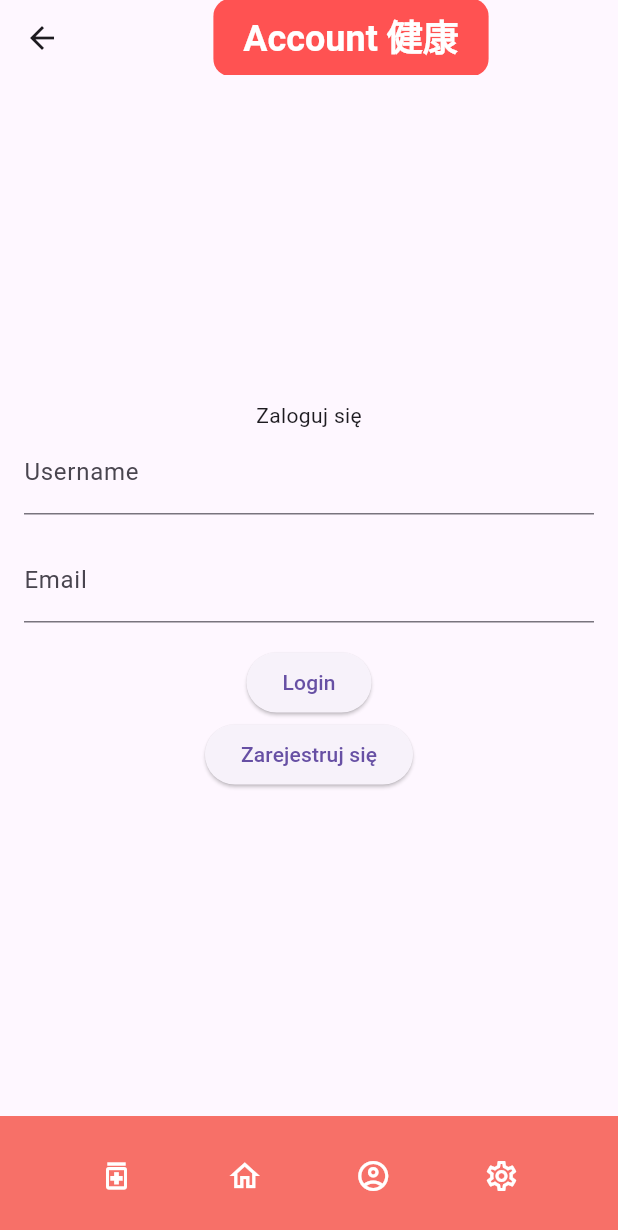
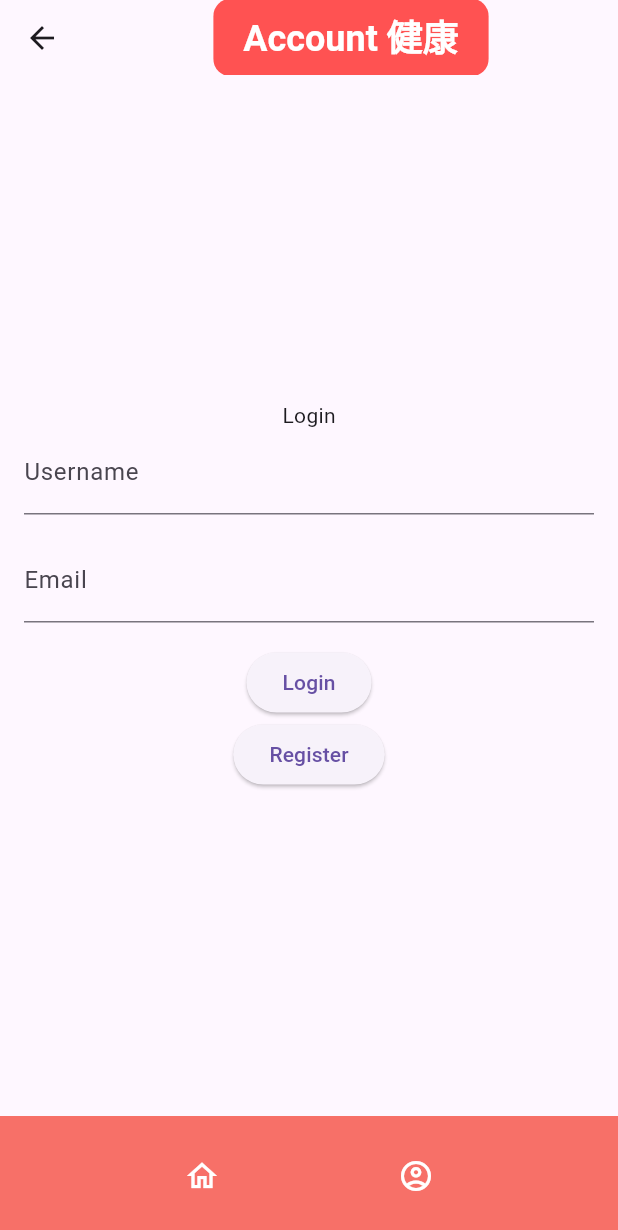
Before and after one commit to s25940-pj/kenko, a Flutter app: the AccountScreen screen opened by its route, on a phone screen of 412 x 824 dp. Shown: the top 1230 px of the screen. Run offline on Flutter 3.47's test engine with Material 3 defaults, Android fonts, the phone set to English and light mode, and no system bars; our stand-ins replace bloc, cloud_firestore, equatable, firebase_core, flutter_bloc, flutter_local_notifications and 3 more; accounts and stored records are empty; Roboto replaces fonts that are missing (Avenir).

Commit message:
Final changes.

```diff
--- a/lib/config/app_router.dart
+++ b/lib/config/app_router.dart
@@ -6,12 +6,8 @@ class AppRouter {
     switch (settings.name) {
       case RemindersScreen.routeName:
         return RemindersScreen.route();
-      case MedicationsScreen.routeName:
-        return MedicationsScreen.route();
       case AccountScreen.routeName:
         return AccountScreen.route();
-      case SettingsScreen.routeName:
-        return SettingsScreen.route();
       case NewReminderScreen.routeName:
         return NewReminderScreen.route();
 
--- a/lib/models/reminder.dart
+++ b/lib/models/reminder.dart
@@ -8,13 +8,15 @@ class Reminder extends Equatable {
   final TimeOfDay time;
   final DateTimeRange dateTimeRange;
   final int dosage;
+  final String userId;
 
   const Reminder(
       {required this.id,
       required this.medicationId,
       required this.time,
       required this.dateTimeRange,
-      required this.dosage});
+      required this.dosage,
+      required this.userId});
 
   @override
   List<Object> get props => [id, medicationId, time];
@@ -28,6 +30,7 @@ class Reminder extends Equatable {
           start: _createDateFromString(snap['dateTimeRange']['start']),
           end: _createDateFromString(snap['dateTimeRange']['end'])),
       dosage: snap['dosage'],
+      userId: snap['userId'],
     );
   }
 
@@ -40,6 +43,7 @@ class Reminder extends Equatable {
         'end': _createDateStringFromDateTime(dateTimeRange.end),
       },
       'dosage': dosage,
+      'userId': userId,
     };
   }
 
--- a/lib/screens/account/account_screen.dart
+++ b/lib/screens/account/account_screen.dart
@@ -11,7 +11,7 @@ class AccountScreen extends StatefulWidget {
   @override
   State<AccountScreen> createState() => _AccountScreenState();
 
-  static Route route()  {
+  static Route route() {
     return MaterialPageRoute(
       settings: const RouteSettings(name: routeName),
       builder: (_) => const AccountScreen(),
@@ -34,26 +34,30 @@ class _AccountScreenState extends State<AccountScreen> {
     fetUserIdFromSharedPreferences();
     fetchDataFromFirebase();
   }
-  Future<void> initStateAsync() async{
+
+  Future<void> initStateAsync() async {
     await fetUserIdFromSharedPreferences();
     await fetchDataFromFirebase();
   }
+
   @override
   Widget build(BuildContext context) {
     return Scaffold(
-        appBar: KenkoAppBar(title: 'Account'),
-        bottomNavigationBar: KenkoNavBar(),
+      appBar: const KenkoAppBar(title: 'Account'),
+      bottomNavigationBar: const KenkoNavBar(),
       body: Padding(
         padding: const EdgeInsets.all(16.0),
-          child: userId.isEmpty || userId=='0'
+        child: userId.isEmpty || userId == '0'
             ? buildLoginScreen()
-              : BuildeLoggedInScreen(),
+            : BuildLoggedInScreen(),
       ),
     );
   }
+
   Future<void> fetchDataFromFirebase() async {
-    if(userId.isNotEmpty && userId !='0'){
-      final DocumentReference userDocRef = FirebaseFirestore.instance.collection('users').doc(userId);
+    if (userId.isNotEmpty && userId != '0') {
+      final DocumentReference userDocRef =
+          FirebaseFirestore.instance.collection('users').doc(userId);
       try {
         DocumentSnapshot documentSnapshot = await userDocRef.get();
         if (documentSnapshot.exists) {
@@ -61,7 +65,7 @@ class _AccountScreenState extends State<AccountScreen> {
             userName = documentSnapshot['name'];
             userEmail = documentSnapshot['mail'];
           });
-          print('UserId from Firestore: $userId'); // Dodaj ten wypis
+          print('UserId from Firestore: $userId');
         } else {
           print("doc not exist");
         }
@@ -70,74 +74,80 @@ class _AccountScreenState extends State<AccountScreen> {
       }
     }
   }
+
   Widget buildLoginScreen() {
-    if(isNotRegisterVisible){
+    if (isNotRegisterVisible) {
       return Column(
         mainAxisAlignment: MainAxisAlignment.center,
         children: [
-          Text("Zaloguj się"),
+          const Text("Login"),
           TextField(
             controller: userNameController,
-            decoration: InputDecoration(labelText: "Username"),
+            decoration: const InputDecoration(labelText: "Username"),
           ),
-          SizedBox(height: 16),
+          const SizedBox(height: 16),
           TextField(
             controller: usermailController,
             decoration: InputDecoration(
               labelText: "Email",
-              errorText: isEmailValid ? 'niepoprawny email lub login' : null,
+              errorText: isEmailValid ? 'Invalid email' : null,
             ),
           ),
-          SizedBox(height: 16),
-          ElevatedButton(onPressed: () async  {
+          const SizedBox(height: 16),
+          ElevatedButton(
+              onPressed: () async {
                 await checkUserExis();
                 saveUserID();
-          }, child: Text('Login')),
-          ElevatedButton(onPressed: (){
+              },
+              child: const Text('Login')),
+          ElevatedButton(
+            onPressed: () {
               setState(() {
                 isNotRegisterVisible = false;
                 buildLoginScreen();
               });
-          }, child: Text('Zarejestruj się'),
+            },
+            child: const Text('Register'),
           ),
-
         ],
       );
-    }else{
-      return Column(
-          mainAxisAlignment: MainAxisAlignment.center,
-          children:[
-            Text("Rejestracja"),
+    } else {
+      return Column(mainAxisAlignment: MainAxisAlignment.center, children: [
+        const Text("Registration"),
         ListTile(
           title: TextField(
             controller: userNameController,
-                decoration: InputDecoration(labelText: "Imię"),
+            decoration: const InputDecoration(labelText: "Name"),
           ),
         ),
         ListTile(
           title: TextField(
             controller: usermailController,
-                decoration: InputDecoration(labelText: "E-mail"),
+            decoration: const InputDecoration(labelText: "Email"),
           ),
         ),
-            ElevatedButton(onPressed: () async{
+        ElevatedButton(
+          onPressed: () async {
             sendAccToFirebase();
             isNotRegisterVisible = true;
             buildLoginScreen();
-            }, child: Text('potwierdz'),
+          },
+          child: const Text('Confirm'),
         ),
-            ElevatedButton(onPressed: (){
+        ElevatedButton(
+          onPressed: () {
             setState(() {
               isNotRegisterVisible = true;
               buildLoginScreen();
             });
-            }, child: Text('Wróć do Logowania'),
+          },
+          child: const Text('Back'),
         ),
-          ]
-      );
+      ]);
     }
   }
-  Future <void> checkUserExis() async {
+
+  Future<void> checkUserExis() async {
     final QuerySnapshot querySnapshot = await FirebaseFirestore.instance
         .collection('users')
         .where('name', isEqualTo: userNameController.text)
@@ -159,12 +169,11 @@ class _AccountScreenState extends State<AccountScreen> {
       });
     }
   }
-  Widget? BuildeLoggedInScreen() {
-    return Column(
-        mainAxisAlignment: MainAxisAlignment.center,
-        children: [
+
+  Widget? BuildLoggedInScreen() {
+    return Column(mainAxisAlignment: MainAxisAlignment.center, children: [
       ListTile(
-            title: Text(
+        title: const Text(
           'Imię',
           style: TextStyle(
             fontSize: 25,
@@ -173,14 +182,14 @@ class _AccountScreenState extends State<AccountScreen> {
         ),
         subtitle: Text(
           userName,
-              style: TextStyle(
+          style: const TextStyle(
             fontWeight: FontWeight.bold,
             fontSize: 20,
           ),
         ),
       ),
       ListTile(
-            title: Text(
+        title: const Text(
           'E-mail',
           style: TextStyle(
             fontSize: 25,
@@ -189,31 +198,36 @@ class _AccountScreenState extends State<AccountScreen> {
         ),
         subtitle: Text(
           userEmail,
-              style: TextStyle(
+          style: const TextStyle(
             fontSize: 20,
             fontWeight: FontWeight.bold,
           ),
         ),
       ),
-          ElevatedButton(onPressed: () async  {
+      ElevatedButton(
+          onPressed: () async {
             await checkUserExis();
             Logout();
-          }, child: Text('wyloguj'))
+          },
+          child: const Text('Log out'))
     ]);
   }
-  Future<void>saveUserID() async{
+
+  Future<void> saveUserID() async {
     SharedPreferences pref = await SharedPreferences.getInstance();
     pref.setString('userId', userId);
   }
-  Future <void>Logout() async{
+
+  Future<void> Logout() async {
     SharedPreferences pref = await SharedPreferences.getInstance();
     pref.clear();
     Navigator.pushReplacement(
       context,
-      MaterialPageRoute(builder: (context)=>const AccountScreen()),
+      MaterialPageRoute(builder: (context) => const AccountScreen()),
     );
   }
-  Future<void> fetUserIdFromSharedPreferences() async{
+
+  Future<void> fetUserIdFromSharedPreferences() async {
     SharedPreferences prefs = await SharedPreferences.getInstance();
     String storedUserId = prefs.getString('userId') ?? '';
     print('Stored userId from SharedPreferences: $storedUserId');
@@ -226,8 +240,7 @@ class _AccountScreenState extends State<AccountScreen> {
   void sendAccToFirebase() async {
     int randomId = DateTime.now().millisecondsSinceEpoch;
     String ID = randomId.toString();
-    await FirebaseFirestore.instance.collection('users').doc(ID).set(
-        {
+    await FirebaseFirestore.instance.collection('users').doc(ID).set({
       'name': userNameController.text,
       'mail': usermailController.text,
     });
@@ -236,5 +249,4 @@ class _AccountScreenState extends State<AccountScreen> {
     isNotRegisterVisible = true;
     buildLoginScreen();
   }
-
 }
--- a/lib/screens/screens.dart
+++ b/lib/screens/screens.dart
@@ -1,5 +1,4 @@
 export 'reminders/reminders_screen.dart';
-export 'medications/medications_screen.dart';
 export 'account/account_screen.dart';
 export 'settings/settings_screen.dart';
 export 'reminders/new_reminder_screen.dart';
--- a/lib/widgets/kenko_navbar.dart
+++ b/lib/widgets/kenko_navbar.dart
@@ -17,14 +17,6 @@ class KenkoNavBar extends StatelessWidget {
           children: [
             IconButton(
                 onPressed: () {
-                  Navigator.pushNamed(context, '/medications');
-                },
-                icon: const Icon(
-                  Icons.medication_outlined,
-                  color: Colors.white,
-                )),
-            IconButton(
-                onPressed: () {
                   Navigator.pushNamed(context, '/');
                 },
                 icon: const Icon(
@@ -39,14 +31,6 @@ class KenkoNavBar extends StatelessWidget {
                   Icons.account_circle_outlined,
                   color: Colors.white,
                 )),
-            IconButton(
-                onPressed: () {
-                  Navigator.pushNamed(context, '/settings');
-                },
-                icon: const Icon(
-                  Icons.settings_outlined,
-                  color: Colors.white,
-                )),
           ],
         ),
       ),
```
Also changed, not shown: lib/screens/medications/medications_screen.dart (deleted, +0 -37 lines), lib/screens/reminders/new_reminder_screen.dart (+13 -0 lines), lib/screens/reminders/reminders_screen.dart (+58 -19 lines), pubspec.lock. Lines whose indentation alone changed are shown as unchanged.
